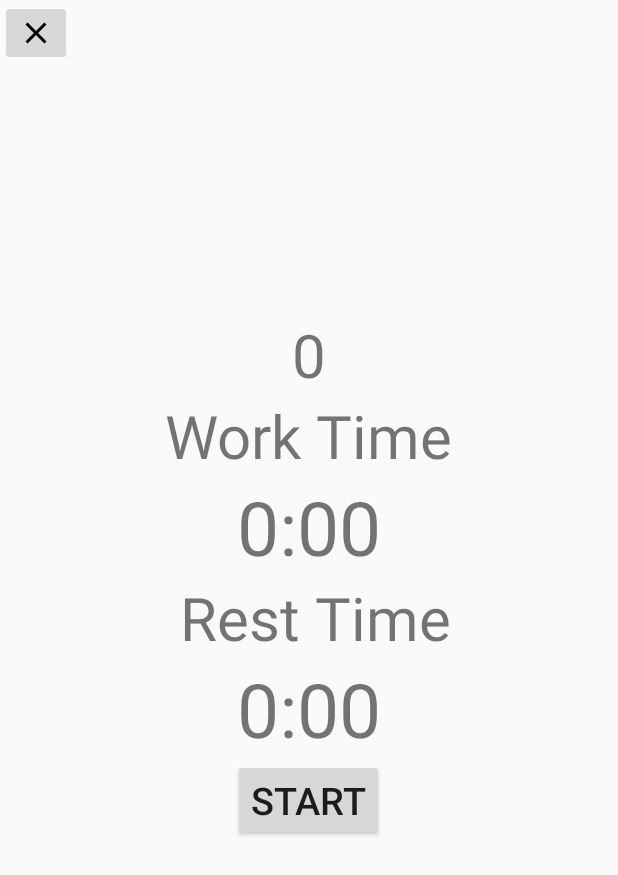
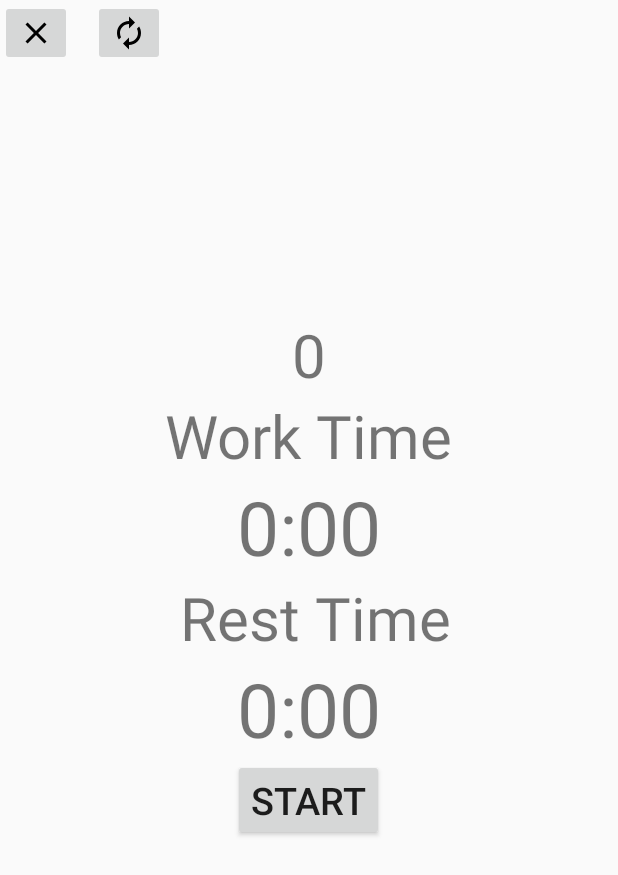
Before and after one commit to michaelfrantzen/PomodoroTimerV2, an Android app: the TimerActivity screen opened directly, with no data from a screen before it, on a phone screen of 412 x 824 dp. Shown: the top 875 px of the screen. Run offline under Robolectric (Android 15) with nearby library versions, the phone set to English and light mode, and no system bars; 3 statements that could not run were skipped.

Commit message:
Added reset button and cancel pause timer when exit

```diff
--- /dev/null
+++ b/app/src/main/res/drawable/reset.xml
@@ -0,0 +1,9 @@
+<vector xmlns:android="http://schemas.android.com/apk/res/android"
+        android:width="24dp"
+        android:height="24dp"
+        android:viewportWidth="24.0"
+        android:viewportHeight="24.0">
+    <path
+        android:fillColor="#FF000000"
+        android:pathData="M12,6v3l4,-4 -4,-4v3c-4.42,0 -8,3.58 -8,8 0,1.57 0.46,3.03 1.24,4.26L6.7,14.8c-0.45,-0.83 -0.7,-1.79 -0.7,-2.8 0,-3.31 2.69,-6 6,-6zM18.76,7.74L17.3,9.2c0.44,0.84 0.7,1.79 0.7,2.8 0,3.31 -2.69,6 -6,6v-3l-4,4 4,4v-3c4.42,0 8,-3.58 8,-8 0,-1.57 -0.46,-3.03 -1.24,-4.26z"/>
+</vector>
--- a/app/src/main/res/layout/activity_timer.xml
+++ b/app/src/main/res/layout/activity_timer.xml
@@ -63,4 +63,12 @@
         android:layout_height="wrap_content"
         android:src="@drawable/exit" />
 
+    <ImageButton
+        android:id="@+id/reset_button"
+        android:layout_width="wrap_content"
+        android:layout_height="wrap_content"
+        android:layout_alignParentTop="true"
+        android:layout_toStartOf="@+id/textView"
+        android:src="@drawable/reset" />
+
 </RelativeLayout>
--- a/app/src/main/res/layout/empty_profile.xml
+++ b/app/src/main/res/layout/empty_profile.xml
@@ -9,7 +9,7 @@
         android:layout_height="wrap_content"
         android:layout_below="@+id/textView5"
         android:layout_centerHorizontal="true"
-        android:text="Start"
+        android:text="Create Profile"
         android:textSize="30dp" />
 
     <ImageView
--- a/build.gradle
+++ b/build.gradle
@@ -7,7 +7,7 @@ buildscript {
         jcenter()
     }
     dependencies {
-        classpath 'com.android.tools.build:gradle:3.0.1'
+        classpath 'com.android.tools.build:gradle:3.1.0'
 
 
         // NOTE: Do not place your application dependencies here; they belong
```
Also changed, not shown: app/src/main/java/com/example/michael/pomodorotimerv2/TimerActivity.java (+27 -0 lines), gradle/wrapper/gradle-wrapper.properties.
